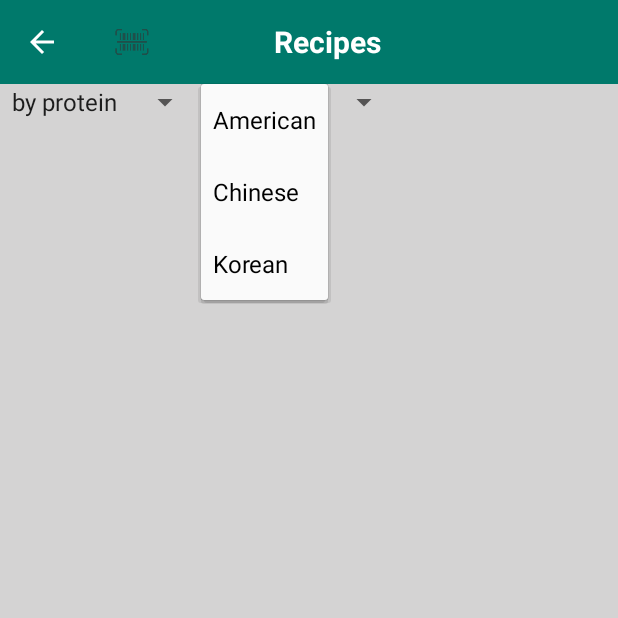
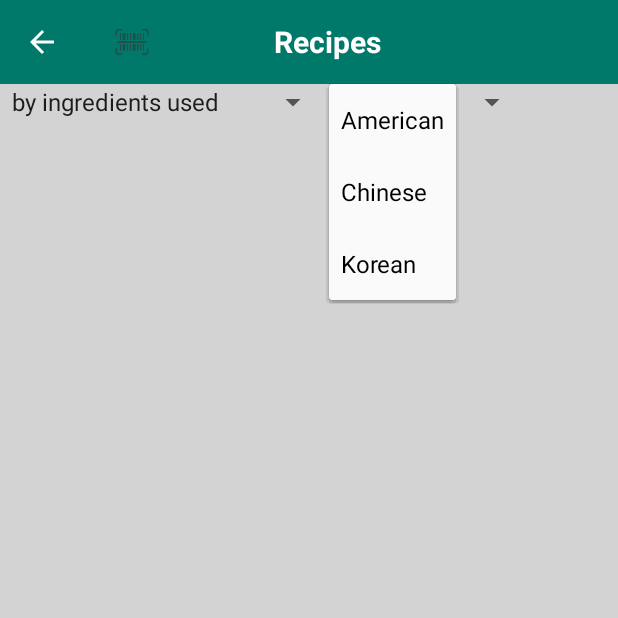
Before and after one commit to lynnlinx/Create, an Android app: the RecipelistActivity screen opened directly, with no data from a screen before it, after a tap on "American", on a phone screen of 412 x 824 dp, the top half of it. Run offline under Robolectric (Android 15) with nearby library versions, the phone set to English and light mode, and no system bars; our stand-ins replace Firebase (no records; nobody signed in at launch, a user with empty details on screens opened directly), Picasso; pictures from the network do not load; 9 statements that could not run were skipped.

Commit message:
start sort

```diff
--- a/app/src/main/java/com/example/linxing/create/RecipelistActivity.java
+++ b/app/src/main/java/com/example/linxing/create/RecipelistActivity.java
@@ -6,7 +6,9 @@ import android.support.v7.app.AppCompatActivity;
 import android.support.v7.widget.Toolbar;
 import android.util.Log;
 import android.view.View;
+import android.widget.AdapterView;
 import android.widget.ListView;
+import android.widget.Spinner;
 
 import com.google.firebase.auth.FirebaseAuth;
 import com.google.firebase.auth.FirebaseUser;
@@ -17,6 +19,7 @@ import com.google.firebase.database.FirebaseDatabase;
 import com.google.firebase.database.ValueEventListener;
 
 import java.util.ArrayList;
+import java.util.Collections;
 import java.util.List;
 
 
@@ -35,15 +38,19 @@ public class RecipelistActivity extends AppCompatActivity implements RecipeJsonD
     private DatabaseReference myRef;
     private UserProfile userInformation;
     private int dailyCalories;
+    private Spinner spinnerSort;
+    private Comparators myComparator;
 
     @Override
     protected void onCreate(Bundle savedInstanceState) {
         super.onCreate(savedInstanceState);
         setContentView(R.layout.recipe_list);
+        myComparator = new Comparators();
         mListView = findViewById(R.id.recilist);
         mToolbar = (Toolbar) findViewById(R.id.toolbar);
         setSupportActionBar(mToolbar);
         Bundle b = getIntent().getExtras();
+        spinnerSort = findViewById(R.id.sort);
         ingredients = b.getStringArray("ingredientName");
 
         myAuth = myAuth.getInstance();
@@ -54,7 +61,18 @@ public class RecipelistActivity extends AppCompatActivity implements RecipeJsonD
 
         adapter = new RecipeListViewAdapter(this, recipeList, mListView, dailyCalories);
         mListView.setAdapter(adapter);
-
+        spinnerSort.setOnItemSelectedListener(new AdapterView.OnItemSelectedListener() {
+            @Override
+            public void onItemSelected(AdapterView<?> parent, View view, int position, long id) {
+                if (position == 2) {
+                    Collections.sort(recipeList, myComparator.new CaloriesComparator());
+                    adapter.notifyDataSetChanged();
+                }
+            }
+            @Override
+            public void onNothingSelected(AdapterView<?> parent) {
+            }
+        });
         StringBuilder result = new StringBuilder();
         for (String s: ingredients) {
             result.append(s).append(",");
--- a/app/src/main/res/layout/recipe_list.xml
+++ b/app/src/main/res/layout/recipe_list.xml
@@ -42,7 +42,8 @@
                 <Spinner
                     android:layout_width="wrap_content"
                     android:layout_height="wrap_content"
-                    android:entries="@array/sort_nutrition">
+                    android:entries="@array/sort"
+                    android:id="@+id/sort">
                 </Spinner>
                 <Spinner
                     android:layout_width="wrap_content"
--- a/app/src/main/res/values/sort_recipe.xml
+++ b/app/src/main/res/values/sort_recipe.xml
@@ -1,9 +1,9 @@
 <?xml version="1.0" encoding="utf-8"?>
 <resources>
-    <string-array name="sort_nutrition">
-        <item>by protein</item>
-        <item>by carb</item>
-        <item>by calorie</item>
+    <string-array name="sort">
+        <item>by ingredients used</item>
+        <item>by ingredients missed</item>
+        <item>by calories</item>
     </string-array>
     <string-array name="sort_cuisine">
         <item>American</item>
```
Also changed, not shown: app/src/main/java/com/example/linxing/create/Comparators.java (added, +29 -0 lines).
